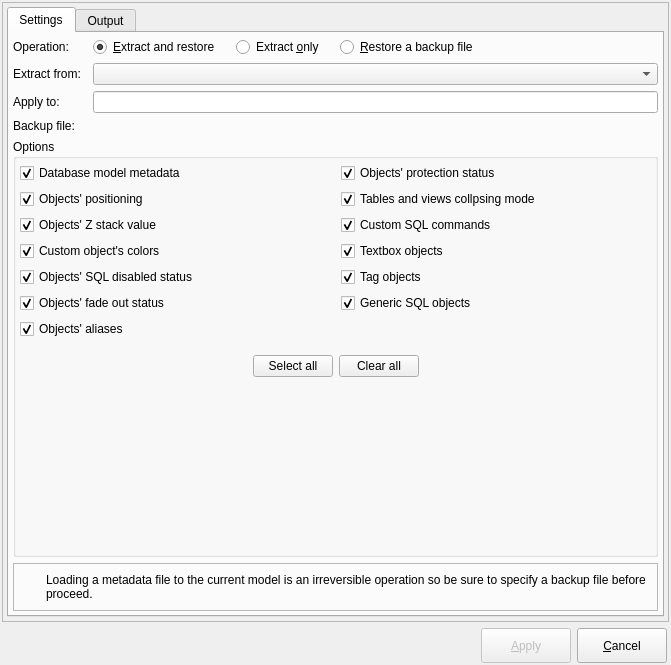
Before: the Qt Designer form libpgmodeler_ui/ui/metadatahandlingform.ui in pgmodeler/pgmodeler, drawn with Qt 5.
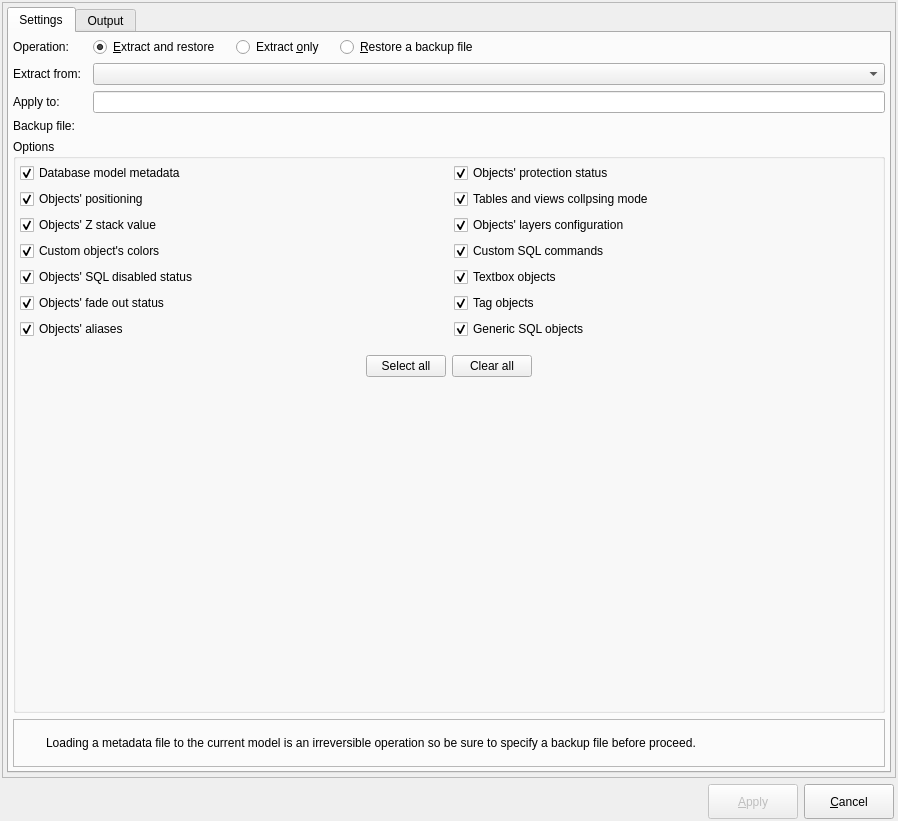
After: the same form once the commit is applied. Icons and pictures are not drawn.

Commit message: Starting to add support to save/load metadata info related to layers

```diff
--- a/libpgmodeler_ui/ui/metadatahandlingform.ui
+++ b/libpgmodeler_ui/ui/metadatahandlingform.ui
@@ -6,8 +6,8 @@
    <rect>
     <x>0</x>
     <y>0</y>
-    <width>671</width>
-    <height>665</height>
+    <width>898</width>
+    <height>821</height>
    </rect>
   </property>
   <property name="windowTitle">
@@ -321,7 +321,51 @@
              <property name="horizontalSpacing">
               <number>10</number>
              </property>
-             <item row="13" column="0" colspan="2">
+             <item row="7" column="0">
+              <widget class="QCheckBox" name="objs_aliases_chk">
+               <property name="sizePolicy">
+                <sizepolicy hsizetype="Preferred" vsizetype="Fixed">
+                 <horstretch>0</horstretch>
+                 <verstretch>0</verstretch>
+                </sizepolicy>
+               </property>
+               <property name="toolTip">
+                <string>&lt;p&gt;Handles the objects' aliases  in the metadata file. Only for graphical objects and table's children objects.&lt;/p&gt;</string>
+               </property>
+               <property name="statusTip">
+                <string/>
+               </property>
+               <property name="text">
+                <string>Objects' aliases</string>
+               </property>
+               <property name="checked">
+                <bool>true</bool>
+               </property>
+              </widget>
+             </item>
+             <item row="3" column="0">
+              <widget class="QCheckBox" name="objs_z_stack_value_chk">
+               <property name="sizePolicy">
+                <sizepolicy hsizetype="Preferred" vsizetype="Fixed">
+                 <horstretch>0</horstretch>
+                 <verstretch>0</verstretch>
+                </sizepolicy>
+               </property>
+               <property name="toolTip">
+                <string>Handles the objects' z stack value in the metadata file.</string>
+               </property>
+               <property name="statusTip">
+                <string/>
+               </property>
+               <property name="text">
+                <string>Objects' Z stack value</string>
+               </property>
+               <property name="checked">
+                <bool>true</bool>
+               </property>
+              </widget>
+             </item>
+             <item row="14" column="0" colspan="2">
               <widget class="QWidget" name="widget" native="true">
                <property name="minimumSize">
                 <size>
@@ -400,6 +444,72 @@
                </layout>
               </widget>
              </item>
+             <item row="0" column="0">
+              <widget class="QCheckBox" name="db_metadata_chk">
+               <property name="sizePolicy">
+                <sizepolicy hsizetype="Preferred" vsizetype="Fixed">
+                 <horstretch>0</horstretch>
+                 <verstretch>0</verstretch>
+                </sizepolicy>
+               </property>
+               <property name="toolTip">
+                <string>&lt;p&gt;Handles the following database model attributes in the metadata file: author, zoom factor, last position and default objects.&lt;/p&gt;</string>
+               </property>
+               <property name="statusTip">
+                <string/>
+               </property>
+               <property name="text">
+                <string>Database model metadata</string>
+               </property>
+               <property name="checked">
+                <bool>true</bool>
+               </property>
+              </widget>
+             </item>
+             <item row="0" column="1">
+              <widget class="QCheckBox" name="objs_protection_chk">
+               <property name="sizePolicy">
+                <sizepolicy hsizetype="Preferred" vsizetype="Fixed">
+                 <horstretch>0</horstretch>
+                 <verstretch>0</verstretch>
+                </sizepolicy>
+               </property>
+               <property name="toolTip">
+                <string>Handles the objects' protection status in the metadata file.</string>
+               </property>
+               <property name="statusTip">
+                <string/>
+               </property>
+               <property name="text">
+                <string>Objects' protection status</string>
+               </property>
+               <property name="checked">
+                <bool>true</bool>
+               </property>
+              </widget>
+             </item>
+             <item row="5" column="0">
+              <widget class="QCheckBox" name="objs_sql_disabled_chk">
+               <property name="sizePolicy">
+                <sizepolicy hsizetype="Preferred" vsizetype="Fixed">
+                 <horstretch>0</horstretch>
+                 <verstretch>0</verstretch>
+                </sizepolicy>
+               </property>
+               <property name="toolTip">
+                <string>Handles the objects' SQL disabled status in the metadata file.</string>
+               </property>
+               <property name="statusTip">
+                <string/>
+               </property>
+               <property name="text">
+                <string>Objects' SQL disabled status</string>
+               </property>
+               <property name="checked">
+                <bool>true</bool>
+               </property>
+              </widget>
+             </item>
              <item row="1" column="1">
               <widget class="QCheckBox" name="objs_collapse_mode_chk">
                <property name="sizePolicy">
@@ -422,7 +532,29 @@
                </property>
               </widget>
              </item>
-             <item row="3" column="0">
+             <item row="6" column="0">
+              <widget class="QCheckBox" name="objs_fadedout_chk">
+               <property name="sizePolicy">
+                <sizepolicy hsizetype="Preferred" vsizetype="Fixed">
+                 <horstretch>0</horstretch>
+                 <verstretch>0</verstretch>
+                </sizepolicy>
+               </property>
+               <property name="toolTip">
+                <string>Handles the objects' fade out status in the metadata file.</string>
+               </property>
+               <property name="statusTip">
+                <string/>
+               </property>
+               <property name="text">
+                <string>Objects' fade out status</string>
+               </property>
+               <property name="checked">
+                <bool>true</bool>
+               </property>
+              </widget>
+             </item>
+             <item row="4" column="0">
               <widget class="QCheckBox" name="custom_colors_chk">
                <property name="sizePolicy">
                 <sizepolicy hsizetype="Preferred" vsizetype="Fixed">
@@ -444,29 +576,7 @@
                </property>
               </widget>
              </item>
-             <item row="0" column="0">
-              <widget class="QCheckBox" name="db_metadata_chk">
-               <property name="sizePolicy">
-                <sizepolicy hsizetype="Preferred" vsizetype="Fixed">
-                 <horstretch>0</horstretch>
-                 <verstretch>0</verstretch>
-                </sizepolicy>
-               </property>
-               <property name="toolTip">
-                <string>&lt;p&gt;Handles the following database model attributes in the metadata file: author, zoom factor, last position and default objects.&lt;/p&gt;</string>
-               </property>
-               <property name="statusTip">
-                <string/>
-               </property>
-               <property name="text">
-                <string>Database model metadata</string>
-               </property>
-               <property name="checked">
-                <bool>true</bool>
-               </property>
-              </widget>
-             </item>
-             <item row="14" column="0" colspan="2">
+             <item row="15" column="0" colspan="2">
               <spacer name="verticalSpacer">
                <property name="orientation">
                 <enum>Qt::Vertical</enum>
@@ -479,72 +589,6 @@
                </property>
               </spacer>
              </item>
-             <item row="0" column="1">
-              <widget class="QCheckBox" name="objs_protection_chk">
-               <property name="sizePolicy">
-                <sizepolicy hsizetype="Preferred" vsizetype="Fixed">
-                 <horstretch>0</horstretch>
-                 <verstretch>0</verstretch>
-                </sizepolicy>
-               </property>
-               <property name="toolTip">
-                <string>Handles the objects' protection status in the metadata file.</string>
-               </property>
-               <property name="statusTip">
-                <string/>
-               </property>
-               <property name="text">
-                <string>Objects' protection status</string>
-               </property>
-               <property name="checked">
-                <bool>true</bool>
-               </property>
-              </widget>
-             </item>
-             <item row="5" column="0">
-              <widget class="QCheckBox" name="objs_fadedout_chk">
-               <property name="sizePolicy">
-                <sizepolicy hsizetype="Preferred" vsizetype="Fixed">
-                 <horstretch>0</horstretch>
-                 <verstretch>0</verstretch>
-                </sizepolicy>
-               </property>
-               <property name="toolTip">
-                <string>Handles the objects' fade out status in the metadata file.</string>
-               </property>
-               <property name="statusTip">
-                <string/>
-               </property>
-               <property name="text">
-                <string>Objects' fade out status</string>
-               </property>
-               <property name="checked">
-                <bool>true</bool>
-               </property>
-              </widget>
-             </item>
-             <item row="6" column="0">
-              <widget class="QCheckBox" name="objs_aliases_chk">
-               <property name="sizePolicy">
-                <sizepolicy hsizetype="Preferred" vsizetype="Fixed">
-                 <horstretch>0</horstretch>
-                 <verstretch>0</verstretch>
-                </sizepolicy>
-               </property>
-               <property name="toolTip">
-                <string>&lt;p&gt;Handles the objects' aliases  in the metadata file. Only for graphical objects and table's children objects.&lt;/p&gt;</string>
-               </property>
-               <property name="statusTip">
-                <string/>
-               </property>
-               <property name="text">
-                <string>Objects' aliases</string>
-               </property>
-               <property name="checked">
-                <bool>true</bool>
-               </property>
-              </widget>
-             </item>
              <item row="1" column="0">
               <widget class="QCheckBox" name="objs_positioning_chk">
                <property name="sizePolicy">
@@ -567,8 +611,8 @@
                </property>
               </widget>
              </item>
-             <item row="4" column="0">
-              <widget class="QCheckBox" name="objs_sql_disabled_chk">
+             <item row="7" column="1">
+              <widget class="QCheckBox" name="generic_sql_objs_chk">
                <property name="sizePolicy">
                 <sizepolicy hsizetype="Preferred" vsizetype="Fixed">
                  <horstretch>0</horstretch>
@@ -582,80 +626,14 @@
                 <string/>
                </property>
                <property name="text">
-                <string>Objects' SQL disabled status</string>
+                <string>Generic SQL objects</string>
                </property>
                <property name="checked">
                 <bool>true</bool>
                </property>
               </widget>
              </item>
-             <item row="2" column="0">
-              <widget class="QCheckBox" name="objs_z_stack_value_chk">
-               <property name="sizePolicy">
-                <sizepolicy hsizetype="Preferred" vsizetype="Fixed">
-                 <horstretch>0</horstretch>
-                 <verstretch>0</verstretch>
-                </sizepolicy>
-               </property>
-               <property name="toolTip">
-                <string>Handles the objects' z stack value in the metadata file.</string>
-               </property>
-               <property name="statusTip">
-                <string/>
-               </property>
-               <property name="text">
-                <string>Objects' Z stack value</string>
-               </property>
-               <property name="checked">
-                <bool>true</bool>
-               </property>
-              </widget>
-             </item>
-             <item row="2" column="1">
-              <widget class="QCheckBox" name="custom_sql_chk">
-               <property name="sizePolicy">
-                <sizepolicy hsizetype="Preferred" vsizetype="Fixed">
-                 <horstretch>0</horstretch>
-                 <verstretch>0</verstretch>
-                </sizepolicy>
-               </property>
-               <property name="toolTip">
-                <string>Handles the objects' custom SQL commands in the metadata file.</string>
-               </property>
-               <property name="statusTip">
-                <string/>
-               </property>
-               <property name="text">
-                <string>Custom SQL commands</string>
-               </property>
-               <property name="checked">
-                <bool>true</bool>
-               </property>
-              </widget>
-             </item>
-             <item row="3" column="1">
-              <widget class="QCheckBox" name="textbox_objs_chk">
-               <property name="sizePolicy">
-                <sizepolicy hsizetype="Preferred" vsizetype="Fixed">
-                 <horstretch>0</horstretch>
-                 <verstretch>0</verstretch>
-                </sizepolicy>
-               </property>
-               <property name="toolTip">
-                <string>&lt;p&gt;Save textboxes to the output file when extracting metadata. When loading the file, the textboxes are recreated and duplicated ones are ignored.&lt;/p&gt;</string>
-               </property>
-               <property name="statusTip">
-                <string/>
-               </property>
-               <property name="text">
-                <string>Textbox objects</string>
-               </property>
-               <property name="checked">
-                <bool>true</bool>
-               </property>
-              </widget>
-             </item>
-             <item row="4" column="1">
+             <item row="6" column="1">
               <widget class="QCheckBox" name="tag_objs_chk">
                <property name="sizePolicy">
                 <sizepolicy hsizetype="Preferred" vsizetype="Fixed">
@@ -678,7 +656,7 @@
               </widget>
              </item>
              <item row="5" column="1">
-              <widget class="QCheckBox" name="generic_sql_objs_chk">
+              <widget class="QCheckBox" name="textbox_objs_chk">
                <property name="sizePolicy">
                 <sizepolicy hsizetype="Preferred" vsizetype="Fixed">
                  <horstretch>0</horstretch>
@@ -692,7 +670,39 @@
                 <string/>
                </property>
                <property name="text">
-                <string>Generic SQL objects</string>
+                <string>Textbox objects</string>
+               </property>
+               <property name="checked">
+                <bool>true</bool>
+               </property>
+              </widget>
+             </item>
+             <item row="4" column="1">
+              <widget class="QCheckBox" name="custom_sql_chk">
+               <property name="sizePolicy">
+                <sizepolicy hsizetype="Preferred" vsizetype="Fixed">
+                 <horstretch>0</horstretch>
+                 <verstretch>0</verstretch>
+                </sizepolicy>
+               </property>
+               <property name="toolTip">
+                <string>Handles the objects' custom SQL commands in the metadata file.</string>
+               </property>
+               <property name="statusTip">
+                <string/>
+               </property>
+               <property name="text">
+                <string>Custom SQL commands</string>
+               </property>
+               <property name="checked">
+                <bool>true</bool>
+               </property>
+              </widget>
+             </item>
+             <item row="3" column="1">
+              <widget class="QCheckBox" name="objs_layers_config_chk">
+               <property name="text">
+                <string>Objects' layers configuration</string>
                </property>
                <property name="checked">
                 <bool>true</bool>
```
Left out of the diff: 4 changed lines with no effect on the pictures. The commit also changes 11 other files.
